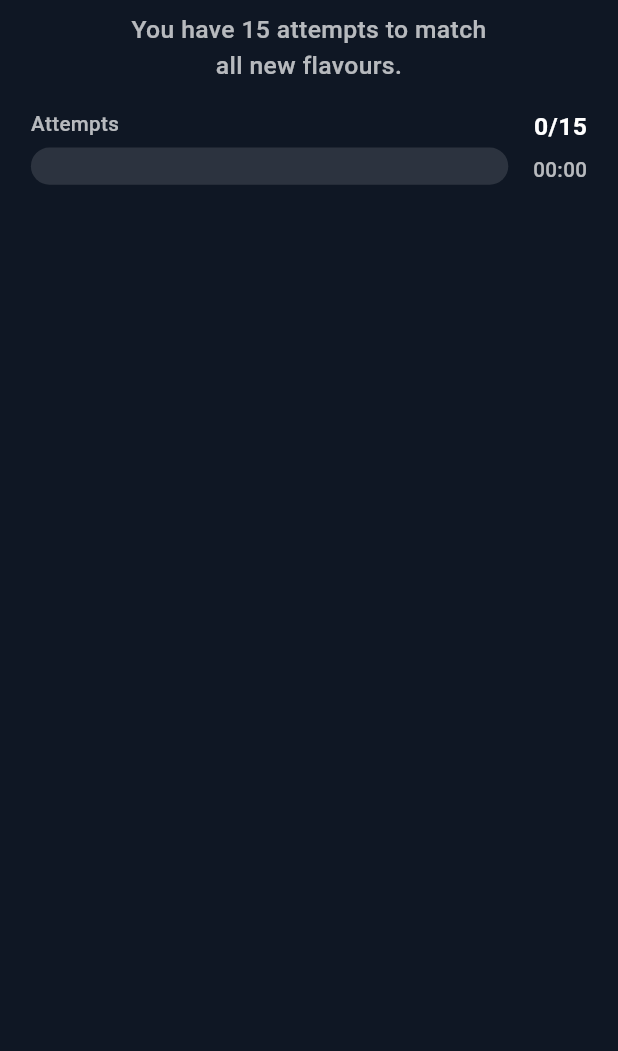
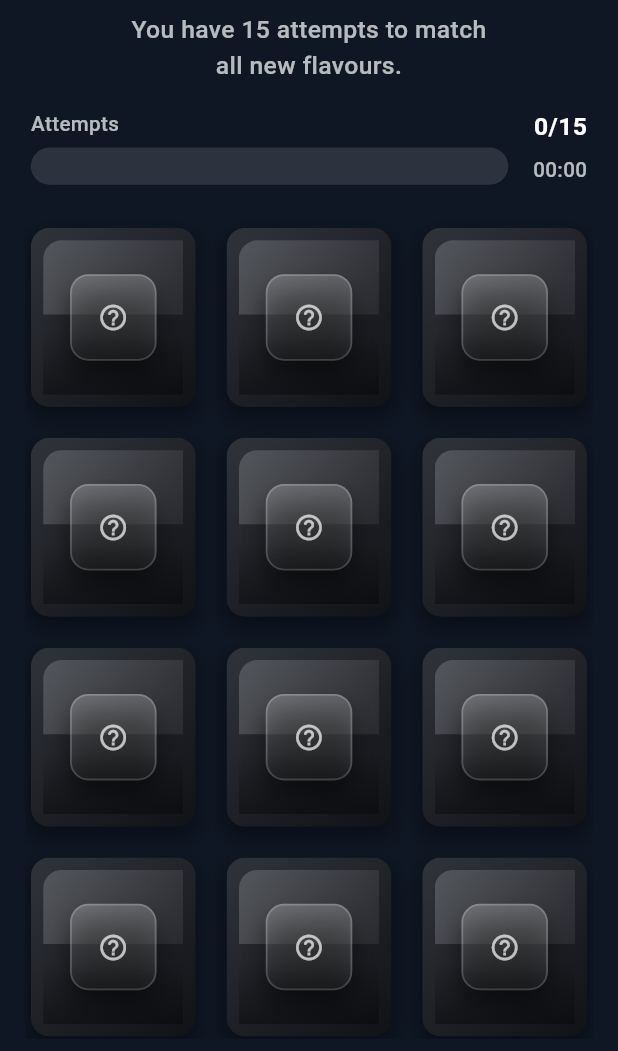
Before and after one commit to krish-radadiya/memory_match, a Flutter app: the screen it shows after launch, on a phone screen of 412 x 824 dp, the part 185-1236 px from its top. Run offline on Flutter 3.47's test engine with Material 3 defaults, Android fonts, the light colour scheme and no system bars; drawn by our look-alikes of confetti; our stand-ins replace get, sizer.

Commit message:
all done

```diff
--- a/lib/src/screens/game_screen.dart
+++ b/lib/src/screens/game_screen.dart
@@ -103,7 +103,7 @@ class _GameScreenState extends State<GameScreen> with SingleTickerProviderStateM
         children: [
           Scaffold(
             appBar: AppBar(
-              // backgroundColor: AppColors.appBar,
+              backgroundColor: AppColors.appBar,
               elevation: 0,
               centerTitle: true,
               // title: _buildTitleWidget(),
@@ -159,37 +159,37 @@ class _GameScreenState extends State<GameScreen> with SingleTickerProviderStateM
                   child: Transform.scale(scale: 0.8 + 0.6 * t, child: child),
                 );
               },
-              child: Center(
-                child: Container(
-                  width: 70.w,
-                  height: 40.h,
-                  decoration: BoxDecoration(
-                    gradient: LinearGradient(colors: [Colors.white24, Colors.white10]),
-                    borderRadius: BorderRadius.circular(5.w),
-                    boxShadow: [BoxShadow(color: Colors.black.withOpacity(0.6), blurRadius: 20)],
-                  ),
-                  alignment: Alignment.center,
-                  // child: Column(
-                  //   mainAxisSize: MainAxisSize.min,
-                  //   children: [
-                  //     Text("YOU WIN!", style: TextStyle(fontSize: 20.sp, fontWeight: FontWeight.w900, color: Colors.white)),
-                  //     SizedBox(height: 2.h),
-                  //     Text("All matched — congrats!", style: TextStyle(fontSize: 11.sp, color: Colors.white70)),
-                  //   ],
-                  // ),
-                ),
-              ),
+              // child: Center(
+              //   child: Container(
+              //     width: 70.w,
+              //     height: 40.h,
+              //     decoration: BoxDecoration(
+              //       gradient: LinearGradient(colors: [Colors.white24, Colors.white10]),
+              //       borderRadius: BorderRadius.circular(5.w),
+              //       boxShadow: [BoxShadow(color: Colors.black.withOpacity(0.6), blurRadius: 20)],
+              //     ),
+              //     // alignment: Alignment.center,
+              //     // child: Column(
+              //     //   mainAxisSize: MainAxisSize.min,
+              //     //   children: [
+              //     //     Text("YOU WIN!", style: TextStyle(fontSize: 20.sp, fontWeight: FontWeight.w900, color: Colors.white)),
+              //     //     SizedBox(height: 2.h),
+              //     //     Text("All matched — congrats!", style: TextStyle(fontSize: 11.sp, color: Colors.white70)),
+              //     //   ],
+              //     // ),
+              //   ),
+              // ),
             ),
         ],
       );
     });
   }
 
-  Widget _buildTitleWidget() {
-    // show image if present, otherwise text
-    final image = Image.asset('assets/images/title_logo.png', height: 6.h, errorBuilder: (c, e, s) {
-      return Text(AppStrings.title, style: AppTextStyles.appBarTitle);
-    });
-    return image;
-  }
+  // Widget _buildTitleWidget() {
+  //   // show image if present, otherwise text
+  //   final image = Image.asset('assets/images/title_logo.png', height: 6.h, errorBuilder: (c, e, s) {
+  //     return Text(AppStrings.title, style: AppTextStyles.appBarTitle);
+  //   });
+  //   return image;
+  // }
 }
--- a/lib/src/utils/app_colors.dart
+++ b/lib/src/utils/app_colors.dart
@@ -8,4 +8,5 @@ class AppColors {
   static const Color matched = Color(0xFF27AE60);
   static const Color accent = Color(0xFFFFB86B);
   static const Color hudText = Colors.white70;
+  static const Color matchedOverlay = Color(0x99000000); // semi-transparent overlay for matched
 }
--- a/lib/src/utils/card_assets.dart
+++ b/lib/src/utils/card_assets.dart
@@ -15,5 +15,5 @@ const Map<String, CardAsset> cardAssetMap = {
   'C': CardAsset(id: 'C', asset: 'assets/images/mango.png', color: Color(0xFFFFD54F), label: 'Mango'),
   'D': CardAsset(id: 'D', asset: 'assets/images/chocolate-bar.png', color: Color(0xFF7B4F3B), label: 'Chocolate'),
   'E': CardAsset(id: 'E', asset: 'assets/images/mint.png', color: Color(0xFF2ECC71), label: 'Mint'),
-  'F': CardAsset(id: 'F', asset: 'assets/images/passionfruit.png', color: Color(0xFFFF6F91), label: 'Passionfruit'),
+  'F': CardAsset(id: 'F', asset: 'assets/images/fruit.png', color: Color(0xFFFF6F91), label: 'Passionfruit'),
 };
--- a/lib/src/widgets/memory_card_widget.dart
+++ b/lib/src/widgets/memory_card_widget.dart
@@ -1,5 +1,4 @@
 // lib/src/widgets/memory_card_widget.dart
-import 'dart:async';
 import 'dart:math';
 import 'package:flutter/material.dart';
 import 'package:get/get.dart';
@@ -12,13 +11,8 @@ import '../utils/app_text_styles.dart';
 import '../utils/card_assets.dart';
 import '../utils/app_colors.dart';
 
-/// MemoryCardWidget
-/// - Safe flip animation
-/// - Efficient subscriptions: rebuilds only when this card or a few relevant flags change
-/// - Loads image assets with fallback to letter
 class MemoryCardWidget extends StatefulWidget {
   final int index;
-
   const MemoryCardWidget({super.key, required this.index});
 
   @override
@@ -28,140 +22,75 @@ class MemoryCardWidget extends StatefulWidget {
 class _MemoryCardWidgetState extends State<MemoryCardWidget> with SingleTickerProviderStateMixin {
   late final AnimationController _ctrl;
   late final Animation<double> _anim;
-  late final BoardController _board;
 
-  StreamSubscription<dynamic>? _cardsSub;
-  StreamSubscription<dynamic>? _busySub;
-  StreamSubscription<dynamic>? _gameOverSub;
-
-  // cached snapshot of the card so we only rebuild when it actually changes
-  MemoryCard? _cachedCard;
-  bool _cachedIsBusy = false;
-  bool _cachedGameOver = false;
-
+  // track last known faceUp state to trigger animation only when changed
+  bool _lastFaceUp = false;
   bool _initialized = false;
-  bool _animatingFromSnapshot = false;
 
   @override
   void initState() {
     super.initState();
-    _board = Get.find<BoardController>();
+    _ctrl = AnimationController(vsync: this, duration: const Duration(milliseconds: Constants.baseAnimationMs));
+    // _anim goes 0..pi, so later we can use it directly as angle
+    _anim = Tween<double>(begin: 0.0, end: pi).animate(CurvedAnimation(parent: _ctrl, curve: Curves.easeInOut));
 
-    _ctrl = AnimationController(
-      vsync: this,
-      duration: Duration(milliseconds: Constants.baseAnimationMs),
-    );
-    _anim = CurvedAnimation(parent: _ctrl, curve: Curves.easeInOut);
-
-    // wait until first frame so board.cards is available
+    // mark initialized after first frame so controller and board are ready
     SchedulerBinding.instance.addPostFrameCallback((_) {
       if (!mounted) return;
-
-      // Initialize snapshot if available
-      if (_board.cards.length > widget.index) {
-        _cachedCard = _cloneCard(_board.cards[widget.index]);
-        _ctrl.value = _cachedCard!.isFaceUp ? 1.0 : 0.0;
-      } else {
-        _cachedCard = null;
-      }
-      _cachedIsBusy = _board.isBusy.value;
-      _cachedGameOver = _board.gameOver.value;
       _initialized = true;
-
-      // subscribe to cards changes and other small flags
-      _cardsSub = _board.cards.listen((_) {
-        if (!mounted) return;
-        _handleCardListChange();
-      });
-
-      _busySub = _board.isBusy.listen((val) {
-        if (!mounted) return;
-        if (val != _cachedIsBusy) {
-          _cachedIsBusy = val;
       setState(() {});
-        }
-      });
-
-      _gameOverSub = _board.gameOver.listen((val) {
-        if (!mounted) return;
-        if (val != _cachedGameOver) {
-          _cachedGameOver = val;
-          setState(() {});
-        }
-      });
     });
   }
 
   @override
   void dispose() {
-    _cardsSub?.cancel();
-    _busySub?.cancel();
-    _gameOverSub?.cancel();
     _ctrl.dispose();
     super.dispose();
   }
 
-  // create a small local copy so we can compare easily
-  MemoryCard _cloneCard(MemoryCard c) => MemoryCard(id: c.id, pairId: c.pairId, isFaceUp: c.isFaceUp, isMatched: c.isMatched);
-
-  // Called on board.cards changes
-  void _handleCardListChange() {
-    // if index out of range -> clear cached card and rebuild to hide widget
-    if (_board.cards.length <= widget.index) {
-      if (_cachedCard != null) {
-        _cachedCard = null;
-        setState(() {});
-      }
-      return;
+  void _onTap() {
+    final board = Get.find<BoardController>();
+    if (board.cards.length <= widget.index) return;
+    final card = board.cards[widget.index];
+    if (card.isFaceUp || card.isMatched) return;
+    if (board.isBusy.value || board.gameOver.value) return;
+    board.selectCardByIndex(widget.index);
   }
 
-    final current = _board.cards[widget.index];
-    final snapshot = _cachedCard;
+  @override
+  Widget build(BuildContext context) {
+    final double corner = 2.w;
+    final double margin = 1.w;
 
-    // If first time or the relevant fields changed -> update
-    if (snapshot == null || snapshot.pairId != current.pairId || snapshot.isFaceUp != current.isFaceUp || snapshot.isMatched != current.isMatched) {
-      // schedule animation change after frame if faceUp changed
-      if (snapshot != null && snapshot.isFaceUp != current.isFaceUp) {
+    // Use GetX so we get reactive rebuilds. IMPORTANT: read Rx fields explicitly
+    return GetX<BoardController>(builder: (controller) {
+      // explicit reads so GetX can detect dependencies
+      final int cardsLen = controller.cards.length;
+      final bool busyFlag = controller.isBusy.value;
+      final bool gameOverFlag = controller.gameOver.value;
+
+      // Guard: not initialized yet or index out of range
+      if (!_initialized || cardsLen <= widget.index) return const SizedBox.shrink();
+
+      // access the model (index read is okay because we've already read controller.cards above)
+      final MemoryCard model = controller.cards[widget.index];
+
+      // schedule flip animation change AFTER build (so we don't mutate controllers during build)
+      if (model.isFaceUp != _lastFaceUp) {
         SchedulerBinding.instance.addPostFrameCallback((_) {
           if (!mounted) return;
-          // avoid triggering animation mid-frame if we already triggered
-          _animatingFromSnapshot = true;
-          if (current.isFaceUp) {
+          _lastFaceUp = model.isFaceUp;
+          if (model.isFaceUp) {
             _ctrl.forward();
           } else {
             _ctrl.reverse();
           }
-          // leave flag - used only to avoid racing; it is safe to reset on next rebuild
-          Future.delayed(const Duration(milliseconds: 20), () => _animatingFromSnapshot = false);
         });
-      } else if (snapshot == null) {
-        // initial set: set controller value, no animation
-        _ctrl.value = current.isFaceUp ? 1.0 : 0.0;
       }
 
-      _cachedCard = _cloneCard(current);
-      setState(() {});
-    }
-  }
-
-  void _onTap() {
-    // guard against busy/gameOver/matched/faceUp states
-    if (_cachedCard == null) return;
-    if (_cachedCard!.isFaceUp || _cachedCard!.isMatched) return;
-    if (_cachedIsBusy || _cachedGameOver) return;
-    _board.selectCardByIndex(widget.index);
-  }
-
-  @override
-  Widget build(BuildContext context) {
-    if (!_initialized) return const SizedBox.shrink();
-    if (_board.cards.length <= widget.index) return const SizedBox.shrink();
-
-    // use the live model for up-to-date values but keep cached for comparisons
-    final model = _board.cards[widget.index];
       final CardAsset info = cardAssetMap[model.pairId] ?? cardAssetMap.values.first;
-    final Color bgColor = model.isMatched ? AppColors.matched : info.color;
-    final bool disabled = model.isFaceUp || model.isMatched || _board.isBusy.value || _board.gameOver.value;
+      final Color bgColor = info.color; // keep original bg color even when matched
+      final bool disabled = model.isFaceUp || model.isMatched || busyFlag || gameOverFlag;
 
       return GestureDetector(
         onTap: disabled ? null : _onTap,
@@ -169,53 +98,70 @@ class _MemoryCardWidgetState extends State<MemoryCardWidget> with SingleTickerPr
         child: AnimatedBuilder(
           animation: _anim,
           builder: (context, child) {
-          final double angle = _anim.value * pi; // 0..pi
+            final double angle = _anim.value; // already 0..pi
             final bool showFront = angle > (pi / 2);
 
+            // 3D transform with perspective
             final Matrix4 transform = Matrix4.identity()
-            ..setEntry(3, 2, 0.0015) // perspective
+              ..setEntry(3, 2, 0.0015)
               ..rotateY(angle);
 
-          final double lift = 6.0 * sin(_anim.value * pi);
+            // subtle lift during flip
+            final double lift = 6.0 * sin((angle / pi) * pi);
             transform.translate(0.0, -lift);
 
             return Transform(
               alignment: Alignment.center,
               transform: transform,
               child: Container(
-              margin: EdgeInsets.all(1.w),
+                margin: EdgeInsets.all(margin),
                 decoration: BoxDecoration(
-                borderRadius: BorderRadius.circular(3.w),
-                boxShadow: [BoxShadow(color: Colors.black.withOpacity(0.42), blurRadius: 10, offset: const Offset(0, 6))],
+                  borderRadius: BorderRadius.circular(corner),
+                  boxShadow: [
+                    BoxShadow(
+                      color: Colors.black.withOpacity(0.42),
+                      blurRadius: 10,
+                      offset: const Offset(0, 6),
+                    ),
+                  ],
                 ),
                 child: ClipRRect(
-                borderRadius: BorderRadius.circular(3.w),
-                child: Material(color: Colors.transparent, child: showFront ? _buildFront(model, info, bgColor) : _buildBack()),
+                  borderRadius: BorderRadius.circular(corner),
+                  child: Material(
+                    color: Colors.transparent,
+                    child: showFront ? _buildFront(model, info, bgColor) : _buildBack(),
+                  ),
                 ),
               ),
             );
           },
         ),
       );
+    });
   }
 
   Widget _buildFront(MemoryCard model, CardAsset info, Color bgColor) {
     return Transform(
       alignment: Alignment.center,
-      transform: Matrix4.identity()..rotateY(pi), // counter-rotate so content is upright
+      transform: Matrix4.identity()..rotateY(pi), // counter-rotate content so it's upright
       child: InkWell(
-        onTap: (model.isFaceUp || model.isMatched || _board.isBusy.value || _board.gameOver.value) ? null : _onTap,
+        onTap: (model.isFaceUp || model.isMatched || Get.find<BoardController>().isBusy.value || Get.find<BoardController>().gameOver.value)
+            ? null
+            : _onTap,
         splashColor: Colors.white24,
         child: Container(
           padding: EdgeInsets.symmetric(vertical: 2.w, horizontal: 2.w),
           decoration: BoxDecoration(
+            borderRadius: BorderRadius.circular(3.w),
             gradient: LinearGradient(
               begin: Alignment.topLeft,
               end: Alignment.bottomRight,
               colors: [bgColor.withOpacity(0.98), bgColor.withOpacity(0.7)],
             ),
           ),
-          child: Column(
+          child: Stack(
+            children: [
+              Column(
                 children: [
                   Expanded(
                     flex: 6,
@@ -244,12 +190,29 @@ class _MemoryCardWidgetState extends State<MemoryCardWidget> with SingleTickerPr
                     flex: 2,
                     child: FittedBox(
                       fit: BoxFit.scaleDown,
-                  child: Text(
-                    info.label,
-                    style: AppTextStyles.cardLabel.copyWith(color: Colors.white, fontWeight: FontWeight.w800),
+                      child: Text(info.label, style: AppTextStyles.cardLabel.copyWith(color: Colors.white, fontWeight: FontWeight.w800)),
                     ),
                   ),
+                ],
               ),
+
+              // matched overlay (keeps original color)
+              // if (model.isMatched)
+              //   Positioned.fill(
+              //     child: Container(
+              //       color: AppColors.matchedOverlay,
+              //       child: Center(
+              //         child: Column(
+              //           mainAxisSize: MainAxisSize.min,
+              //           children: [
+              //             Icon(Icons.check_circle, color: Colors.white.withOpacity(0.95), size: 18.sp),
+              //             SizedBox(height: 1.h),
+              //             Text('Matched', style: AppTextStyles.cardLabel.copyWith(color: Colors.white70)),
+              //           ],
+              //         ),
+              //       ),
+              //     ),
+              //   ),
             ],
           ),
         ),
@@ -258,10 +221,7 @@ class _MemoryCardWidgetState extends State<MemoryCardWidget> with SingleTickerPr
   }
 
   Widget _buildBack() {
-    return InkWell(
-      onTap: null,
-      splashColor: Colors.white10,
-      child: Container(
+    return Container(
       padding: EdgeInsets.all(2.w),
       decoration: BoxDecoration(
         borderRadius: BorderRadius.circular(3.w),
@@ -303,9 +263,7 @@ class _MemoryCardWidgetState extends State<MemoryCardWidget> with SingleTickerPr
                 border: Border.all(color: Colors.white.withOpacity(0.20), width: 1.2),
                 boxShadow: [BoxShadow(color: Colors.black.withOpacity(0.5), blurRadius: 14, offset: const Offset(0, 10))],
               ),
-                child: Center(
-                  child: Icon(Icons.help_outline_rounded, size: 15.sp, color: Colors.white70),
-                ),
+              child: Center(child: Icon(Icons.help_outline_rounded, size: 15.sp, color: Colors.white70)),
             ),
           ),
           Positioned(
@@ -325,7 +283,6 @@ class _MemoryCardWidgetState extends State<MemoryCardWidget> with SingleTickerPr
           ),
         ],
       ),
-      ),
     );
   }
 
@@ -340,7 +297,6 @@ class _MemoryCardWidgetState extends State<MemoryCardWidget> with SingleTickerPr
           width: 14.w,
           height: 14.w,
           errorBuilder: (context, error, stackTrace) {
-            // fallback to letter if image missing
             return Text(info.id, style: AppTextStyles.cardLetter.copyWith(color: Colors.white));
           },
         ),
```
Also changed, not shown: assets/images/blueberry_candy.svg (deleted), assets/images/chocolate_candy.svg (deleted), assets/images/mango_candy.svg (deleted), assets/images/mint_candy.svg (deleted), assets/images/passionfruit_candy.svg (deleted), assets/images/watermelon_candy.svg (deleted). Lines whose indentation alone changed are shown as unchanged.
